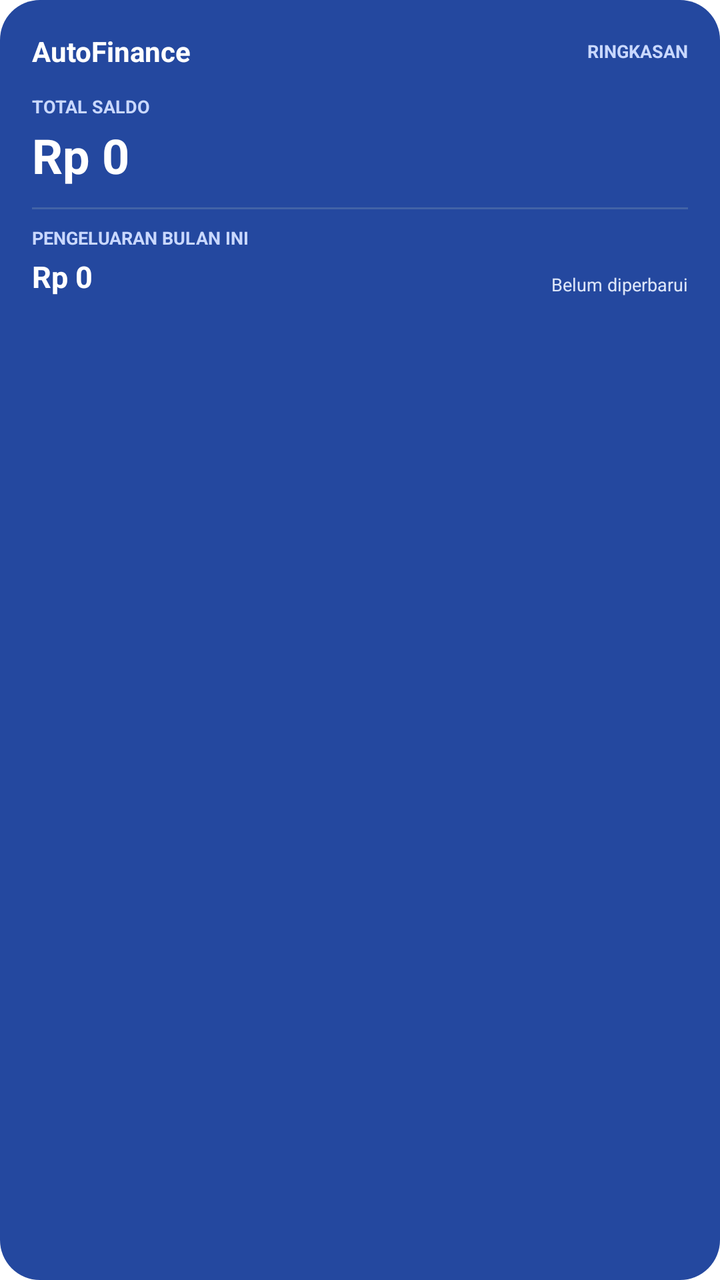
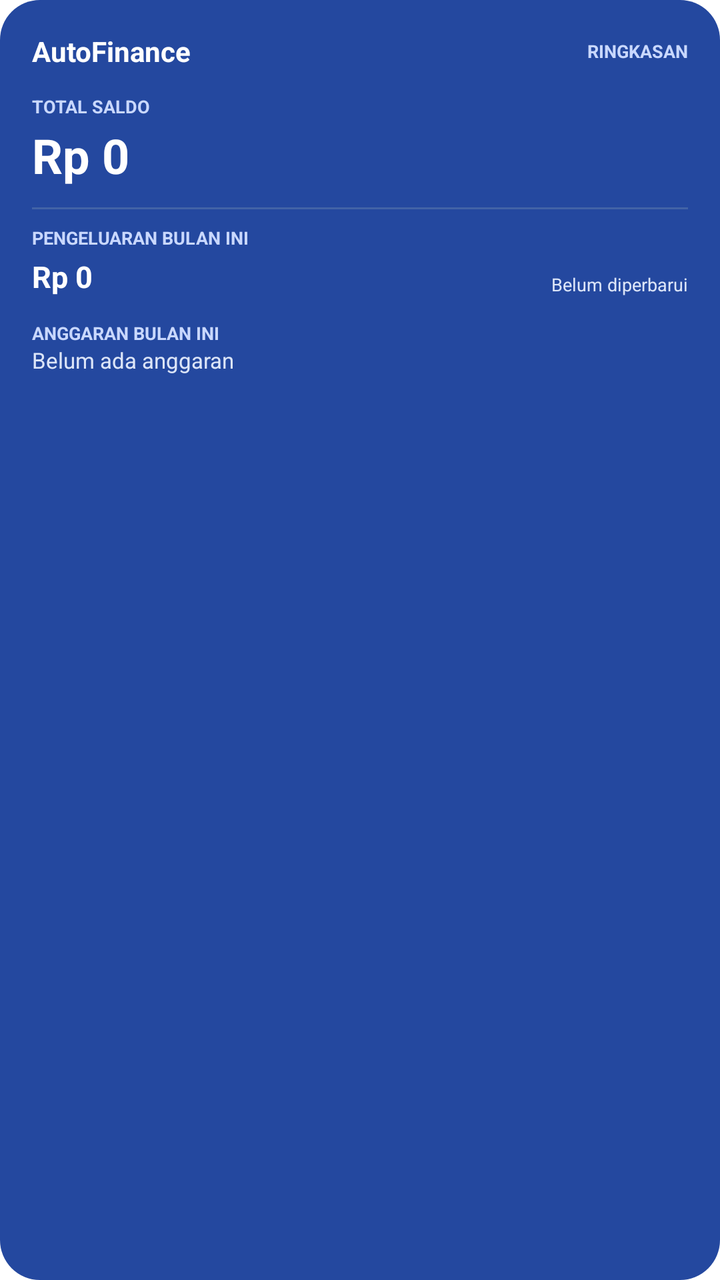

Two renders of the same Android screen: before a commit and after it. Below are the layout's source before the change and the commit's diff.
<!-- AndroidManifest.xml: fallback theme Theme.MaterialComponents.DayNight.NoActionBar -->
<!-- res/layout/finance_widget.xml -->
<?xml version="1.0" encoding="utf-8"?>
<LinearLayout xmlns:android="http://schemas.android.com/apk/res/android"
    android:id="@+id/widget_root"
    android:layout_width="match_parent"
    android:layout_height="match_parent"
    android:background="@drawable/finance_widget_background"
    android:orientation="vertical"
    android:padding="16dp">

    <LinearLayout
        android:layout_width="match_parent"
        android:layout_height="wrap_content"
        android:gravity="center_vertical"
        android:orientation="horizontal">

        <TextView
            android:layout_width="0dp"
            android:layout_height="wrap_content"
            android:layout_weight="1"
            android:text="AutoFinance"
            android:textColor="#FFFFFF"
            android:textSize="14sp"
            android:textStyle="bold" />

        <TextView
            android:layout_width="wrap_content"
            android:layout_height="wrap_content"
            android:text="RINGKASAN"
            android:textColor="#C9D8FF"
            android:textSize="9sp"
            android:textStyle="bold" />
    </LinearLayout>

    <TextView
        android:layout_width="wrap_content"
        android:layout_height="wrap_content"
        android:layout_marginTop="12dp"
        android:text="TOTAL SALDO"
        android:textColor="#C9D8FF"
        android:textSize="9sp"
        android:textStyle="bold" />

    <TextView
        android:id="@+id/widget_total_balance"
        android:layout_width="match_parent"
        android:layout_height="wrap_content"
        android:layout_marginTop="2dp"
        android:ellipsize="end"
        android:maxLines="1"
        android:text="Rp 0"
        android:textColor="#FFFFFF"
        android:textSize="24sp"
        android:textStyle="bold" />

    <TextView
        android:layout_width="match_parent"
        android:layout_height="1dp"
        android:layout_marginTop="10dp"
        android:layout_marginBottom="8dp"
        android:text=""
        android:background="#4263A6" />

    <LinearLayout
        android:layout_width="match_parent"
        android:layout_height="wrap_content"
        android:gravity="center_vertical"
        android:orientation="horizontal">

        <LinearLayout
            android:layout_width="0dp"
            android:layout_height="wrap_content"
            android:layout_weight="1"
            android:orientation="vertical">

            <TextView
                android:layout_width="wrap_content"
                android:layout_height="wrap_content"
                android:text="PENGELUARAN BULAN INI"
                android:textColor="#C9D8FF"
                android:textSize="9sp"
                android:textStyle="bold" />

            <TextView
                android:id="@+id/widget_monthly_expense"
                android:layout_width="wrap_content"
                android:layout_height="wrap_content"
                android:layout_marginTop="3dp"
                android:ellipsize="end"
                android:maxLines="1"
                android:text="Rp 0"
                android:textColor="#FFFFFF"
                android:textSize="15sp"
                android:textStyle="bold" />
        </LinearLayout>

        <TextView
            android:id="@+id/widget_updated_at"
            android:layout_width="wrap_content"
            android:layout_height="wrap_content"
            android:layout_gravity="bottom"
            android:text="Belum diperbarui"
            android:textColor="#DCE5F8"
            android:textSize="9sp" />
    </LinearLayout>
</LinearLayout>
<!-- resources referenced by this layout -->
<resources>
  <!-- drawable finance_widget_background (drawable) -->
  <?xml version="1.0" encoding="utf-8"?>
  <shape xmlns:android="http://schemas.android.com/apk/res/android">
      <solid android:color="#24489F" />
      <corners android:radius="20dp" />
  </shape>
</resources>

<!-- the commit's change to res/layout/finance_widget.xml (unified diff, before → after) -->
@@ -102,4 +102,32 @@
             android:textColor="#DCE5F8"
             android:textSize="9sp" />
     </LinearLayout>
+
+    <TextView
+        android:layout_width="wrap_content"
+        android:layout_height="wrap_content"
+        android:layout_marginTop="12dp"
+        android:text="ANGGARAN BULAN INI"
+        android:textColor="#C9D8FF"
+        android:textSize="9sp"
+        android:textStyle="bold" />
+
+    <TextView
+        android:id="@+id/widget_budget_empty"
+        android:layout_width="match_parent"
+        android:layout_height="0dp"
+        android:layout_weight="1"
+        android:text="Belum ada anggaran"
+        android:textColor="#DCE5F8"
+        android:textSize="11sp" />
+
+    <ListView
+        android:id="@+id/widget_budget_list"
+        android:layout_width="match_parent"
+        android:layout_height="0dp"
+        android:layout_weight="1"
+        android:divider="#4263A6"
+        android:dividerHeight="1dp"
+        android:fadeScrollbars="true"
+        android:scrollbars="vertical" />
 </LinearLayout>
